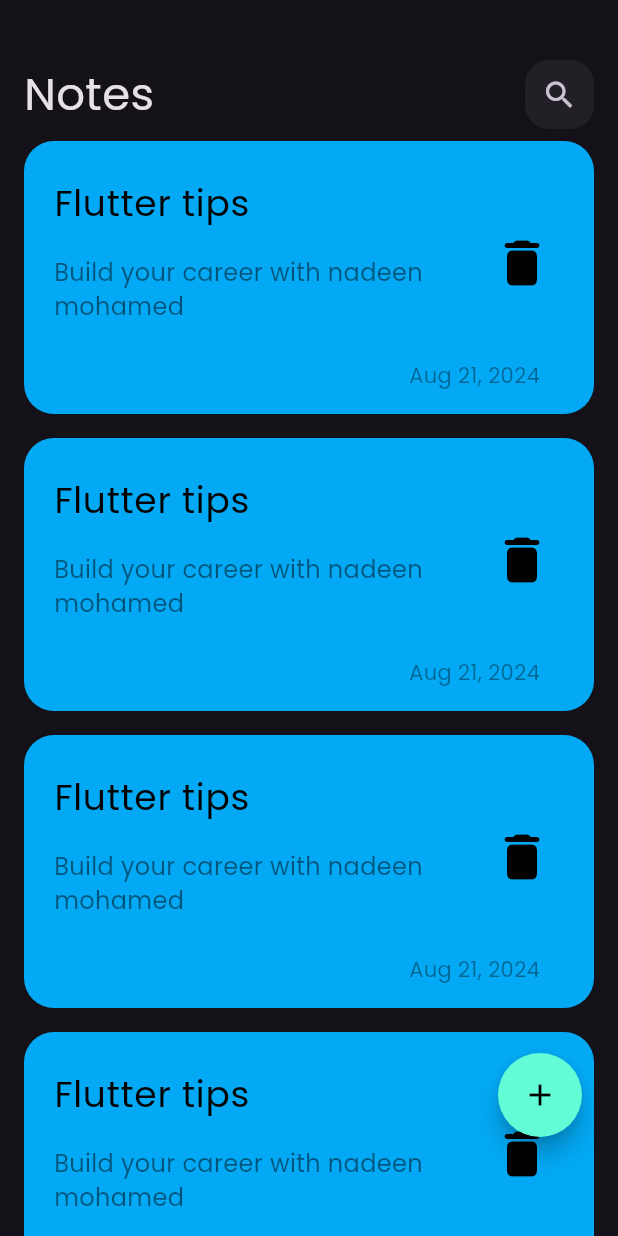
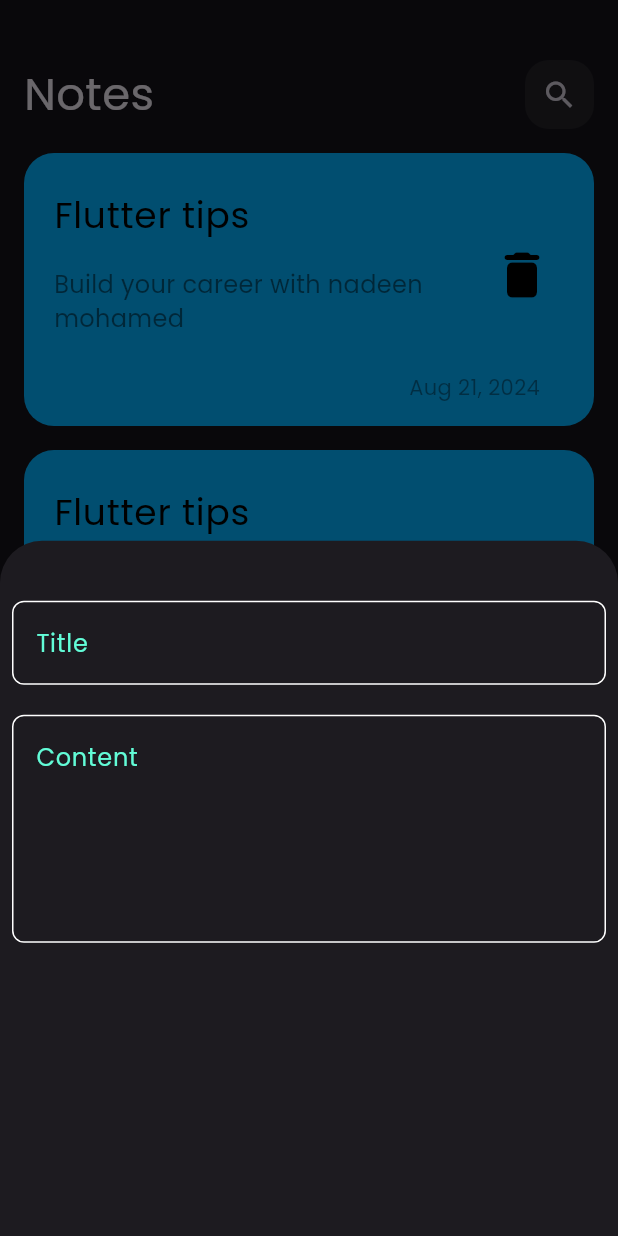
Before and after one commit to Nadeennoshy/simple_notes_app, a Flutter app: the screen it shows after launch, after a tap on the "add" icon, on a phone screen of 412 x 824 dp. Run offline on Flutter 3.47's test engine with Material 3 defaults, Android fonts, the phone set to English and light mode, and no system bars.

Commit message:
create custom TextField

```diff
--- a/lib/views/notes_view.dart
+++ b/lib/views/notes_view.dart
@@ -1,5 +1,6 @@
 import 'package:flutter/material.dart';
 import 'package:simple_notes_app/constants.dart';
+import 'package:simple_notes_app/widgets/add_modal_bottom_sheet.dart';
 import 'package:simple_notes_app/widgets/notes_view_body.dart';
 
 class NotesView extends StatelessWidget {
@@ -13,7 +14,11 @@ class NotesView extends StatelessWidget {
         child: FloatingActionButton(
           backgroundColor: kPrimaryColor,
           shape: const CircleBorder(),
-          onPressed: () {},
+          onPressed: () {
+            showModalBottomSheet(context: context, builder: (context){
+              return const AddModalBottomSheet();
+            });
+          },
           child: const Icon(
             Icons.add,
             color: Colors.black,
@@ -23,4 +28,5 @@ class NotesView extends StatelessWidget {
       body: const NotesViewBody(),
     );
   }
+
 }
--- /dev/null
+++ b/lib/widgets/add_modal_bottom_sheet.dart
@@ -0,0 +1,21 @@
+import 'package:flutter/material.dart';
+import 'package:simple_notes_app/widgets/custom_text_field.dart';
+
+class AddModalBottomSheet extends StatelessWidget {
+  const AddModalBottomSheet({super.key});
+
+  @override
+  Widget build(BuildContext context) {
+    return const Padding(
+      padding: EdgeInsets.symmetric(horizontal: 8.0),
+      child: Column(
+        children: [
+          SizedBox(height: 40,),
+          CustomTextField(hintText: 'Title',),
+          SizedBox(height: 20,),
+          CustomTextField(hintText: 'Content',maxLines: 5,)
+        ],
+      ),
+    );
+  }
+}
--- /dev/null
+++ b/lib/widgets/custom_text_field.dart
@@ -0,0 +1,36 @@
+import 'package:flutter/material.dart';
+import 'package:simple_notes_app/constants.dart';
+
+class CustomTextField extends StatelessWidget {
+  const CustomTextField({super.key,required this.hintText,this.maxLines=1});
+  final String hintText;
+  final int maxLines;
+
+  @override
+  Widget build(BuildContext context) {
+    return TextField(
+      maxLines: maxLines,
+      cursorColor: kPrimaryColor,
+      decoration: InputDecoration(
+        border: buildBorder(),
+        enabledBorder: buildBorder(),
+        focusedBorder: buildBorder(
+          borderColor: kPrimaryColor,
+        ),
+        hintText: hintText,
+        hintStyle: const TextStyle(
+          color: kPrimaryColor,
+        ),
+      ),
+    );
+  }
+
+  OutlineInputBorder buildBorder({Color borderColor=Colors.white}) {
+    return OutlineInputBorder(
+        borderRadius: BorderRadius.circular(8.0),
+        borderSide: BorderSide(
+          color: borderColor,
+        )
+      );
+  }
+}
--- a/lib/widgets/notes_listview.dart
+++ b/lib/widgets/notes_listview.dart
@@ -6,11 +6,16 @@ class NotesListview extends StatelessWidget {
 
   @override
   Widget build(BuildContext context) {
-    return ListView.builder(itemBuilder: (context,index){
-      return const Padding(
-        padding: EdgeInsets.symmetric(vertical: 8.0),
-        child: NoteItem(),
-      );
-    });
+    return Padding(
+      padding: const EdgeInsets.symmetric(vertical: 8.0),
+      child: ListView.builder(
+        padding: EdgeInsets.zero,
+        itemBuilder: (context,index){
+        return const Padding(
+          padding: EdgeInsets.symmetric(vertical: 8.0),
+          child: NoteItem(),
+        );
+      }),
+    );
   }
 }
```
